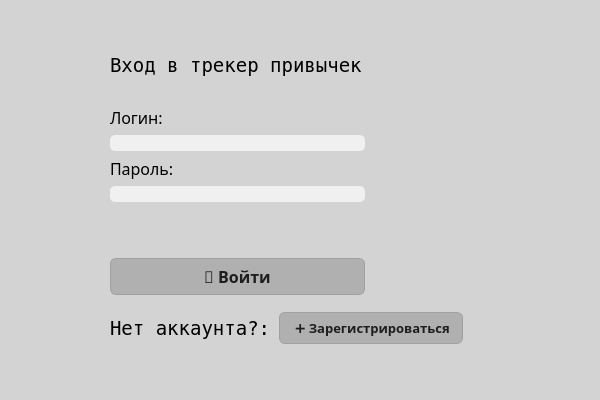
karulny/TrackerHabit, file Исходники/login_window.ui: the form before one commit.
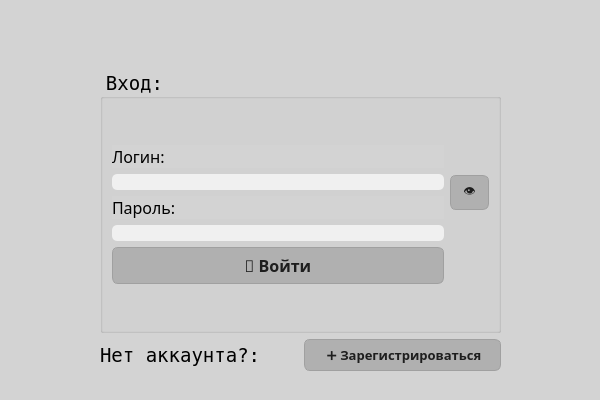
The form after the commit.

Commit message: Сделано добавление удаление поиск, сортировка отметка привычек

Patch:
```diff
--- a/Исходники/login_window.ui
+++ b/Исходники/login_window.ui
@@ -42,42 +42,57 @@
     <number>0</number>
    </property>
    <widget class="QWidget" name="LoginPage">
-    <widget class="QWidget" name="layoutWidget">
+    <widget class="QLabel" name="labelError_2">
      <property name="geometry">
       <rect>
-       <x>110</x>
-       <y>310</y>
-       <width>353</width>
-       <height>36</height>
+       <x>111</x>
+       <y>205</y>
+       <width>16</width>
+       <height>23</height>
       </rect>
      </property>
-     <layout class="QGridLayout" name="gridLayout">
-      <item row="0" column="0">
-       <widget class="QLabel" name="label_4">
-        <property name="font">
-         <font>
-          <family>DejaVu Sans Mono</family>
-          <pointsize>14</pointsize>
-          <weight>50</weight>
-          <bold>false</bold>
-         </font>
-        </property>
-        <property name="text">
-         <string>Нет аккаунта?:</string>
-        </property>
-       </widget>
-      </item>
-      <item row="0" column="1">
-       <widget class="QPushButton" name="login_to_register_btn">
         <property name="font">
          <font>
           <family>Noto Sans</family>
-          <pointsize>10</pointsize>
+       <pointsize>11</pointsize>
           <weight>75</weight>
           <bold>true</bold>
          </font>
         </property>
         <property name="styleSheet">
+      <string notr="true">color: red;</string>
+     </property>
+     <property name="text">
+      <string/>
+     </property>
+    </widget>
+    <widget class="QWidget" name="layoutWidget">
+     <property name="geometry">
+      <rect>
+       <x>100</x>
+       <y>70</y>
+       <width>401</width>
+       <height>301</height>
+      </rect>
+     </property>
+     <layout class="QVBoxLayout" name="verticalLayout_4">
+      <item>
+       <widget class="QGroupBox" name="groupBox">
+        <property name="font">
+         <font>
+          <family>DejaVu Sans Mono</family>
+          <pointsize>14</pointsize>
+         </font>
+        </property>
+        <property name="title">
+         <string>Вход:</string>
+        </property>
+        <layout class="QVBoxLayout" name="verticalLayout_3">
+         <item>
+          <layout class="QGridLayout" name="gridLayout_3">
+           <item row="0" column="1">
+            <widget class="QPushButton" name="LogiShowPwd">
+             <property name="styleSheet">
          <string notr="true">QPushButton {
     background-color: #B0B0B0;
     color: #1E1E1E;
@@ -95,55 +110,12 @@
 }</string>
         </property>
         <property name="text">
-         <string> ➕ Зарегистрироваться</string>
+              <string>👁</string>
         </property>
        </widget>
       </item>
-     </layout>
-    </widget>
-    <widget class="QWidget" name="layoutWidget">
-     <property name="geometry">
-      <rect>
-       <x>110</x>
-       <y>54</y>
-       <width>255</width>
-       <height>241</height>
-      </rect>
-     </property>
+           <item row="0" column="0">
      <layout class="QVBoxLayout" name="verticalLayout">
-      <item>
-       <widget class="QLabel" name="label_3">
-        <property name="font">
-         <font>
-          <family>DejaVu Sans Mono</family>
-          <pointsize>14</pointsize>
-          <weight>50</weight>
-          <italic>false</italic>
-          <bold>false</bold>
-          <strikeout>false</strikeout>
-         </font>
-        </property>
-        <property name="text">
-         <string>Вход в трекер привычек:</string>
-        </property>
-        <property name="textFormat">
-         <enum>Qt::AutoText</enum>
-        </property>
-       </widget>
-      </item>
-      <item>
-       <spacer name="verticalSpacer_4">
-        <property name="orientation">
-         <enum>Qt::Vertical</enum>
-        </property>
-        <property name="sizeHint" stdset="0">
-         <size>
-          <width>20</width>
-          <height>40</height>
-         </size>
-        </property>
-       </spacer>
-      </item>
       <item>
        <widget class="QLabel" name="label">
         <property name="font">
@@ -202,38 +174,9 @@
         </property>
        </widget>
       </item>
-      <item>
-       <widget class="QLabel" name="labelError_2">
-        <property name="font">
-         <font>
-          <family>Noto Sans</family>
-          <pointsize>11</pointsize>
-          <weight>75</weight>
-          <bold>true</bold>
-         </font>
-        </property>
-        <property name="styleSheet">
-         <string notr="true">color: red;</string>
-        </property>
-        <property name="text">
-         <string/>
-        </property>
-       </widget>
-      </item>
-      <item>
-       <spacer name="verticalSpacer_3">
-        <property name="orientation">
-         <enum>Qt::Vertical</enum>
-        </property>
-        <property name="sizeHint" stdset="0">
-         <size>
-          <width>20</width>
-          <height>40</height>
-         </size>
-        </property>
-       </spacer>
-      </item>
-      <item>
+            </layout>
+           </item>
+           <item row="1" column="0">
        <widget class="QPushButton" name="LoginBtn">
         <property name="font">
          <font>
@@ -266,6 +209,62 @@
        </widget>
       </item>
      </layout>
+         </item>
+        </layout>
+       </widget>
+      </item>
+      <item>
+       <layout class="QGridLayout" name="gridLayout">
+        <item row="0" column="0">
+         <widget class="QLabel" name="label_4">
+          <property name="font">
+           <font>
+            <family>DejaVu Sans Mono</family>
+            <pointsize>14</pointsize>
+            <weight>50</weight>
+            <bold>false</bold>
+           </font>
+          </property>
+          <property name="text">
+           <string>Нет аккаунта?:</string>
+          </property>
+         </widget>
+        </item>
+        <item row="0" column="1">
+         <widget class="QPushButton" name="login_to_register_btn">
+          <property name="font">
+           <font>
+            <family>Noto Sans</family>
+            <pointsize>10</pointsize>
+            <weight>75</weight>
+            <bold>true</bold>
+           </font>
+          </property>
+          <property name="styleSheet">
+           <string notr="true">QPushButton {
+    background-color: #B0B0B0;
+    color: #1E1E1E;
+    border: 1px solid #A0A0A0;
+    border-radius: 6px;
+    padding: 6px 12px;
+}
+
+QPushButton:hover {
+    background-color: #9C9C9C;
+}
+
+QPushButton:pressed {
+    background-color: #888888;
+}</string>
+          </property>
+          <property name="text">
+           <string> ➕ Зарегистрироваться</string>
+          </property>
+         </widget>
+        </item>
+       </layout>
+      </item>
+     </layout>
     </widget>
    </widget>
    <widget class="QWidget" name="RegisterPage">
```
Left out of the diff: 228 changed lines with no effect on the pictures. Lines whose indentation alone changed are shown as unchanged. The commit also changes 19 other files.
